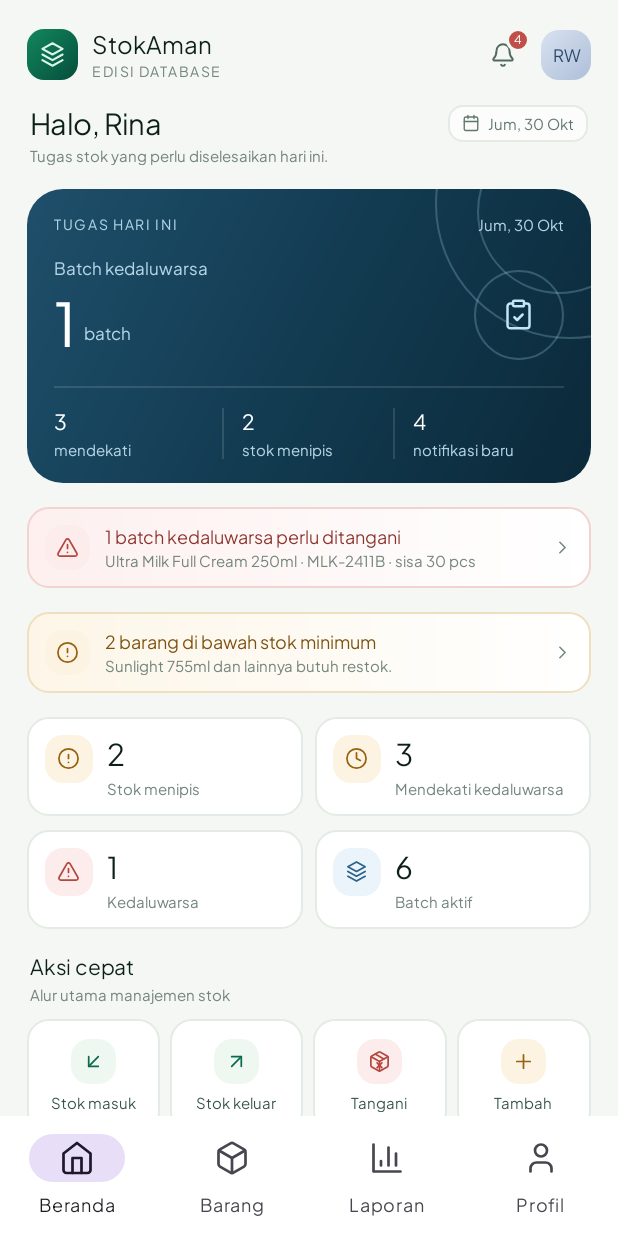
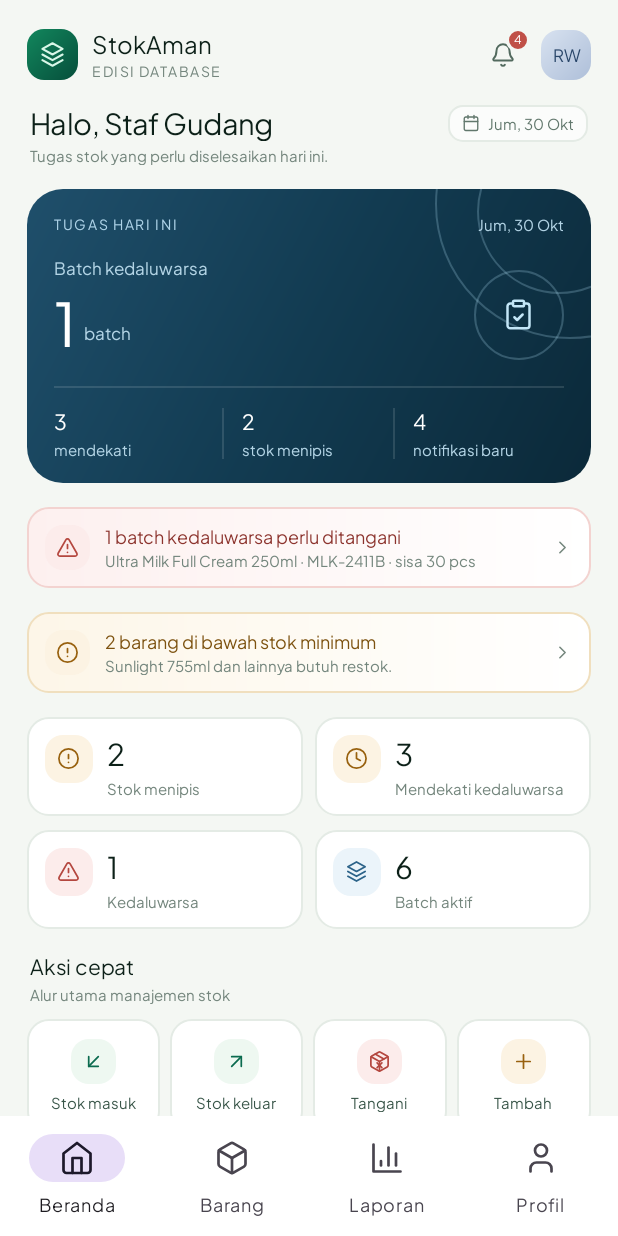
Before and after one commit to mhdirrsl23/StockFlow, an Android app: the BerandaStaffFragment screen opened through its navigation route, on a phone screen of 412 x 824 dp. Run offline under Robolectric (Android 15) with nearby library versions, the phone set to English and light mode, and no system bars.

Commit message:
wiring(b2): hidupkan beranda staf — angka tugas, kartu statistik, kalimat notice, 4 aksi cepat, tautan semua batch

```diff
--- a/android/app/src/main/java/com/example/stockflow/AppFragment.kt
+++ b/android/app/src/main/java/com/example/stockflow/AppFragment.kt
@@ -69,7 +69,11 @@ open class BaseBerandaFragment(layoutId: Int, private val fallbackNama: String)
             "btn_stok_keluar" to "formStokKeluarFragment",
             "btn_lihat_semua_barang" to "nav_barang",
             "btn_lihat_laporan" to "nav_laporan",
-            "btn_lihat_riwayat" to "nav_riwayat"
+            "btn_lihat_riwayat" to "nav_riwayat",
+            // Aksi beranda staf (id hanya ada di layout staf)
+            "btn_stok_masuk" to "formBatchFragment",
+            "btn_tangani" to "perluDitanganiFragment",
+            "btn_barang_menipis" to "nav_barang",
         ).forEach { (btnId, dest) ->
             view.opt<View>(btnId)?.setOnClickListener { go(dest) }
         }
@@ -82,6 +86,16 @@ open class BaseBerandaFragment(layoutId: Int, private val fallbackNama: String)
             view.opt<TextView>("tv_mendekati_kedaluwarsa")?.text = d.ringkasan.batch_mendekati_kedaluwarsa.toString()
             view.opt<TextView>("tv_kedaluwarsa")?.text = d.ringkasan.batch_kedaluwarsa.toString()
             view.opt<TextView>("tv_perlu_ditangani")?.text = d.ringkasan.batch_kedaluwarsa.toString()
+
+            // Angka & kalimat khusus beranda staf (id tidak ada di beranda pemilik → no-op)
+            view.opt<TextView>("tv_notif_baru")?.text = d.ringkasan.notifikasi_belum_dibaca.toString()
+            view.opt<TextView>("tv_kedaluwarsa_2")?.text = d.ringkasan.batch_kedaluwarsa.toString()
+            view.opt<TextView>("tv_mendekati_kedaluwarsa_2")?.text = d.ringkasan.batch_mendekati_kedaluwarsa.toString()
+            view.opt<TextView>("tv_stok_menipis_2")?.text = d.ringkasan.stok_menipis.toString()
+            view.opt<TextView>("tv_alert_kedaluwarsa")?.text =
+                "${d.ringkasan.batch_kedaluwarsa} batch kedaluwarsa perlu ditangani"
+            view.opt<TextView>("tv_alert_menipis")?.text =
+                "${d.ringkasan.stok_menipis} barang di bawah stok minimum"
         }
     }
 }
--- a/android/app/src/main/res/layout/fragment_beranda_staff.xml
+++ b/android/app/src/main/res/layout/fragment_beranda_staff.xml
@@ -126,6 +126,7 @@
                     android:orientation="vertical">
 
                     <TextView
+                        android:id="@+id/tv_sapaan"
                         style="@style/SF.Text.Heading"
                         android:text="Halo, Rina" />
 
@@ -231,6 +232,7 @@
                                 android:orientation="horizontal">
 
                                 <TextView
+                                    android:id="@+id/tv_kedaluwarsa"
                                     style="@style/SF.Text"
                                     android:fontFamily="@font/plus_jakarta_sans_extrabold"
                                     android:letterSpacing="-0.05"
@@ -282,6 +284,7 @@
                             android:orientation="vertical">
 
                             <TextView
+                                android:id="@+id/tv_mendekati_kedaluwarsa"
                                 style="@style/SF.Text"
                                 android:fontFamily="@font/plus_jakarta_sans_extrabold"
                                 android:text="3"
@@ -309,6 +312,7 @@
                             android:paddingStart="12dp">
 
                             <TextView
+                                android:id="@+id/tv_stok_menipis"
                                 style="@style/SF.Text"
                                 android:fontFamily="@font/plus_jakarta_sans_extrabold"
                                 android:text="2"
@@ -336,6 +340,7 @@
                             android:paddingStart="12dp">
 
                             <TextView
+                                android:id="@+id/tv_notif_baru"
                                 style="@style/SF.Text"
                                 android:fontFamily="@font/plus_jakarta_sans_extrabold"
                                 android:text="4"
@@ -355,6 +360,7 @@
 
             <!-- Notice: kedaluwarsa -->
             <LinearLayout
+                android:id="@+id/btn_perlu_ditangani"
                 android:layout_width="match_parent"
                 android:layout_height="wrap_content"
                 android:layout_marginTop="16dp"
@@ -386,6 +392,7 @@
                     android:orientation="vertical">
 
                     <TextView
+                        android:id="@+id/tv_alert_kedaluwarsa"
                         style="@style/SF.Text"
                         android:fontFamily="@font/plus_jakarta_sans_bold"
                         android:text="1 batch kedaluwarsa perlu ditangani"
@@ -408,6 +415,7 @@
 
             <!-- Notice: stok menipis -->
             <LinearLayout
+                android:id="@+id/btn_barang_menipis"
                 android:layout_width="match_parent"
                 android:layout_height="wrap_content"
                 android:layout_marginTop="16dp"
@@ -439,6 +447,7 @@
                     android:orientation="vertical">
 
                     <TextView
+                        android:id="@+id/tv_alert_menipis"
                         style="@style/SF.Text"
                         android:fontFamily="@font/plus_jakarta_sans_bold"
                         android:text="2 barang di bawah stok minimum"
@@ -496,6 +505,7 @@
                         android:orientation="vertical">
 
                         <TextView
+                            android:id="@+id/tv_stok_menipis_2"
                             style="@style/SF.Text.Value"
                             android:text="2" />
 
@@ -536,6 +546,7 @@
                         android:orientation="vertical">
 
                         <TextView
+                            android:id="@+id/tv_mendekati_kedaluwarsa_2"
                             style="@style/SF.Text.Value"
                             android:text="3" />
 
@@ -583,6 +594,7 @@
                         android:orientation="vertical">
 
                         <TextView
+                            android:id="@+id/tv_kedaluwarsa_2"
                             style="@style/SF.Text.Value"
                             android:text="1" />
 
@@ -623,6 +635,7 @@
                         android:orientation="vertical">
 
                         <TextView
+                            android:id="@+id/tv_total_stok"
                             style="@style/SF.Text.Value"
                             android:text="6" />
 
@@ -681,6 +694,7 @@
                     </FrameLayout>
 
                     <TextView
+                        android:id="@+id/btn_stok_masuk"
                         style="@style/SF.Text"
                         android:layout_marginTop="6dp"
                         android:fontFamily="@font/plus_jakarta_sans_bold"
@@ -712,6 +726,7 @@
                     </FrameLayout>
 
                     <TextView
+                        android:id="@+id/btn_stok_keluar"
                         style="@style/SF.Text"
                         android:layout_marginTop="6dp"
                         android:fontFamily="@font/plus_jakarta_sans_bold"
@@ -743,6 +758,7 @@
                     </FrameLayout>
 
                     <TextView
+                        android:id="@+id/btn_tangani"
                         style="@style/SF.Text"
                         android:layout_marginTop="6dp"
                         android:fontFamily="@font/plus_jakarta_sans_bold"
@@ -774,6 +790,7 @@
                     </FrameLayout>
 
                     <TextView
+                        android:id="@+id/btn_tambah_barang"
                         style="@style/SF.Text"
                         android:layout_marginTop="6dp"
                         android:fontFamily="@font/plus_jakarta_sans_bold"
@@ -809,6 +826,7 @@
                 </LinearLayout>
 
                 <TextView
+                    android:id="@+id/btn_lihat_semua_barang"
                     style="@style/SF.Text.Link"
                     android:drawableEnd="@drawable/ic12_chevron_right"
                     android:text="Semua batch"
```
